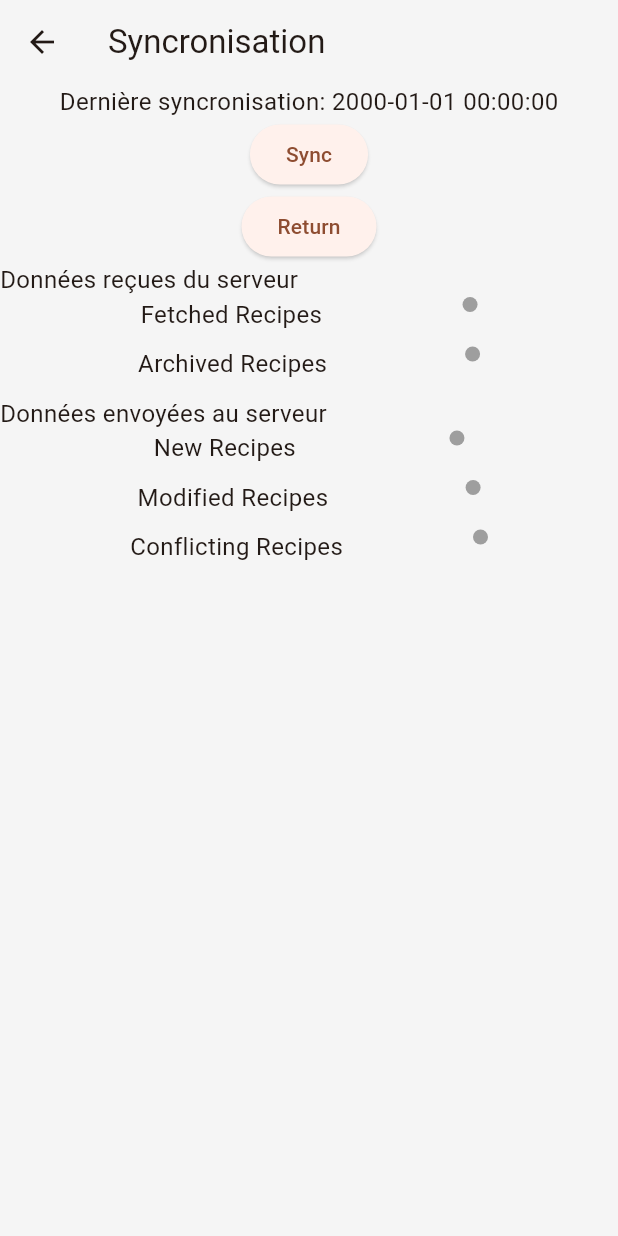
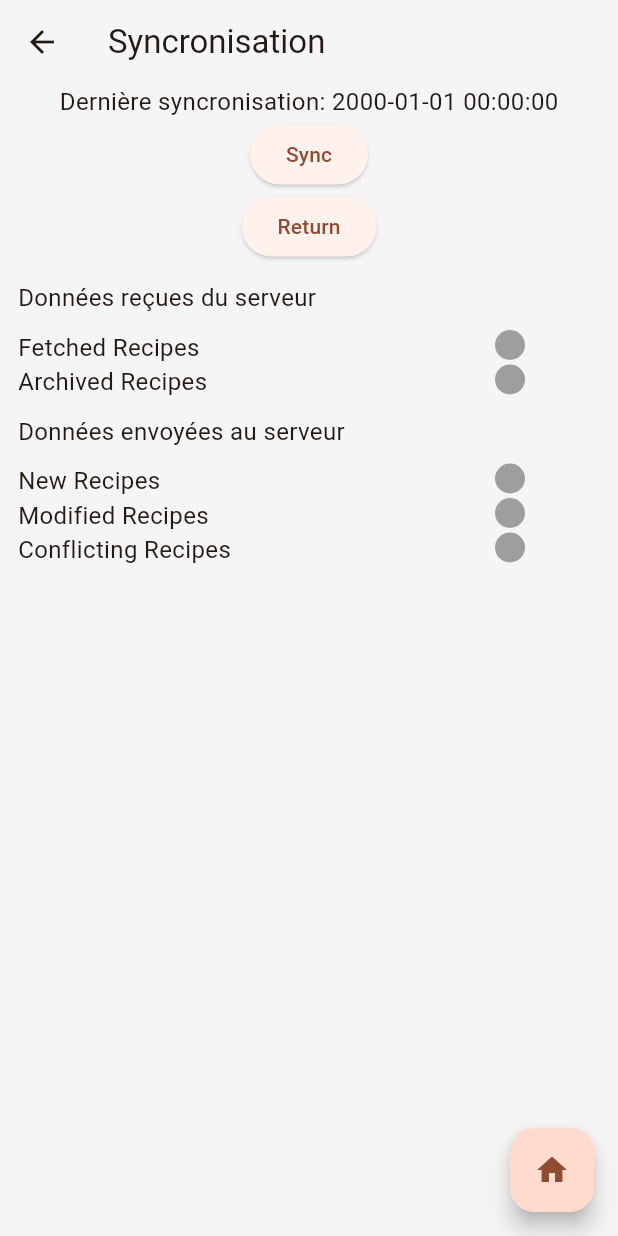
Before and after one commit to Boudiz/recipes, a Flutter app: the SyncPageApp screen opened directly, on a phone screen of 412 x 824 dp. Run offline on Flutter 3.47's test engine with Material 3 defaults, Android fonts, the phone set to English and light mode, and no system bars; our stand-ins replace shared_preferences, sqflite, tuple, wakelock_plus; accounts and stored records are empty.

Commit message:
Fixing some spacing and colors

```diff
--- a/lib/main.dart
+++ b/lib/main.dart
@@ -73,7 +73,10 @@ class _HomePageState extends State<HomePage> {
             MaterialPageRoute(builder: (context) => FormRecipeApp()),
           );
         },
-        child: Icon(Icons.add),
+        child: Icon(
+          Icons.add,
+          color: Theme.of(context).colorScheme.primary,
+        ),
       ),
     );
   }
--- a/lib/sync_page.dart
+++ b/lib/sync_page.dart
@@ -14,6 +14,18 @@ class SyncPageApp extends StatelessWidget {
     return Scaffold(
       appBar: AppBar(title: const Text('Syncronisation')),
       body: SyncPage(),
+      floatingActionButton: FloatingActionButton(
+        onPressed: () {
+          Navigator.push(
+            context,
+            MaterialPageRoute(builder: (context) => HomePage()),
+          );
+        },
+        child: Icon(
+          Icons.home,
+          color: Theme.of(context).colorScheme.primary,
+        ),
+      ),
     );
   }
 }
@@ -178,17 +190,21 @@ class _SyncPageState extends State<SyncPage> {
           },
           child: const Text('Return'),
         ),
-        Column(
+        Padding(
+          padding: const EdgeInsets.all(12.0),
+          child: Column(
             crossAxisAlignment: CrossAxisAlignment.stretch,
-          mainAxisAlignment: MainAxisAlignment.center,
+            mainAxisAlignment: MainAxisAlignment.spaceAround,
+            mainAxisSize: MainAxisSize.max,
             children: [
               Text("Données reçues du serveur"),
+              SizedBox(height: 10),
               _buildDot(
                 color: _getStatusColor(_apiCallStatuses['fetch']),
                 text: "Fetched Recipes",
                 isLoading: _isLoading,
               ),
-            SizedBox(height: 10),
+              //SizedBox(height: 10),
               _buildDot(
                 color: _getStatusColor(_apiCallStatuses['archived']),
                 text: "Archived Recipes",
@@ -196,24 +212,26 @@ class _SyncPageState extends State<SyncPage> {
               ),
               SizedBox(height: 10),
               Text("Données envoyées au serveur"),
+              SizedBox(height: 10),
               _buildDot(
                 color: _getStatusColor(_apiCallStatuses['new']),
                 text: "New Recipes",
                 isLoading: _isLoading,
               ),
-            SizedBox(height: 10),
+              //SizedBox(height: 10),
               _buildDot(
                 color: _getStatusColor(_apiCallStatuses['modified']),
                 text: "Modified Recipes",
                 isLoading: _isLoading,
               ),
-            SizedBox(height: 10),
+              //SizedBox(height: 10),
               _buildDot(
                 color: _getStatusColor(_apiCallStatuses['conflicting']),
                 text: "Conflicting Recipes",
                 isLoading: _isLoading,
               ),
             ],
+          ),
         ),
       ],
     );
@@ -235,22 +253,30 @@ Color _getStatusColor(int? status) {
 Widget _buildDot(
     {required Color color, String? text, required bool isLoading}) {
   return Row(
-    mainAxisAlignment: MainAxisAlignment.spaceEvenly,
+    //mainAxisAlignment: MainAxisAlignment.spaceEvenly,
     crossAxisAlignment: CrossAxisAlignment.start,
     children: [
       Text(text ?? ""),
+      Spacer(),
       (isLoading && color == Colors.grey)
-          ? CircularProgressIndicator(
-              strokeWidth: 3,
+          ? SizedBox(
+              height: 20,
+              width: 20,
+              child: CircularProgressIndicator(
+                strokeWidth: 2,
+              ),
             )
           : Container(
-              width: 10.0,
-              height: 10.0,
+              width: 20.0,
+              height: 20.0,
               decoration: BoxDecoration(
                 shape: BoxShape.circle,
                 color: color,
               ),
             ),
+      SizedBox(
+        width: 50,
+      ),
     ],
   );
 }
--- a/lib/widgets/search_recipe_type.dart
+++ b/lib/widgets/search_recipe_type.dart
@@ -57,7 +57,10 @@ class _SearchRecipeTypeState extends State<SearchRecipeType> {
               spacing: 8,
               children: RecipeType.values.map((type) {
                 return ChoiceChip(
-                  label: Text(type.name),
+                  label: Text(
+                    type.name,
+                    selectionColor: Theme.of(context).colorScheme.primary,
+                  ),
                   selected: _selectedRecipeType.contains(type),
                   onSelected: (selected) {
                     setState(() {
```
Also changed, not shown: lib/widgets/recipe_tile.dart (+7 -1 lines). Lines whose indentation alone changed are shown as unchanged.
